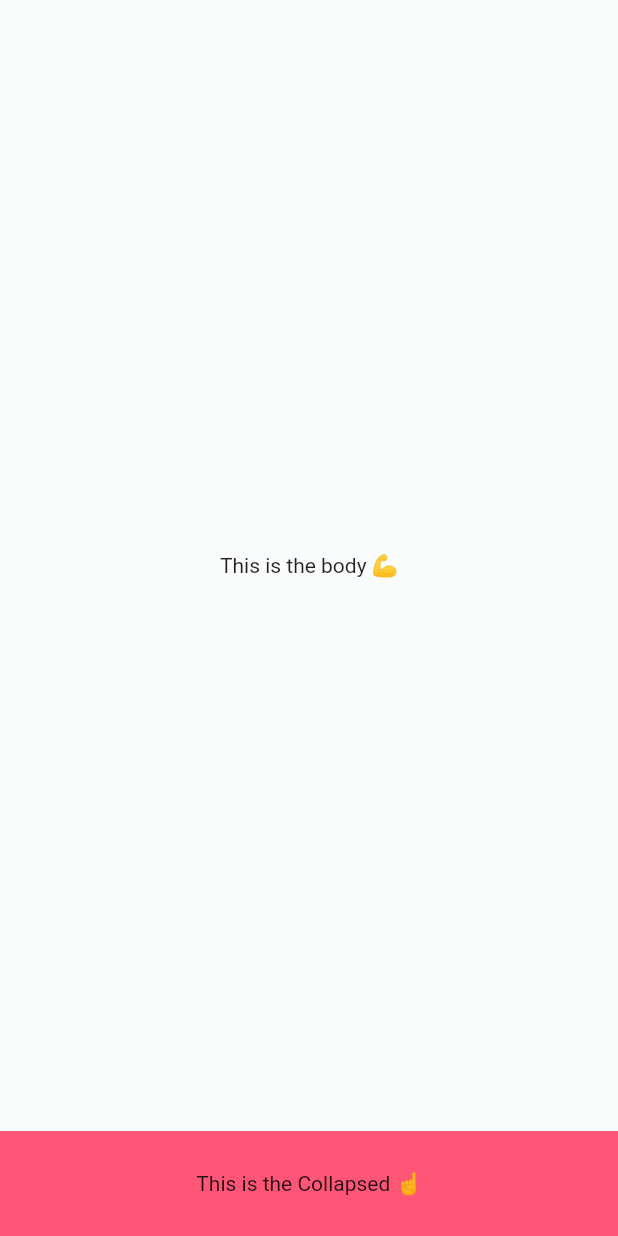
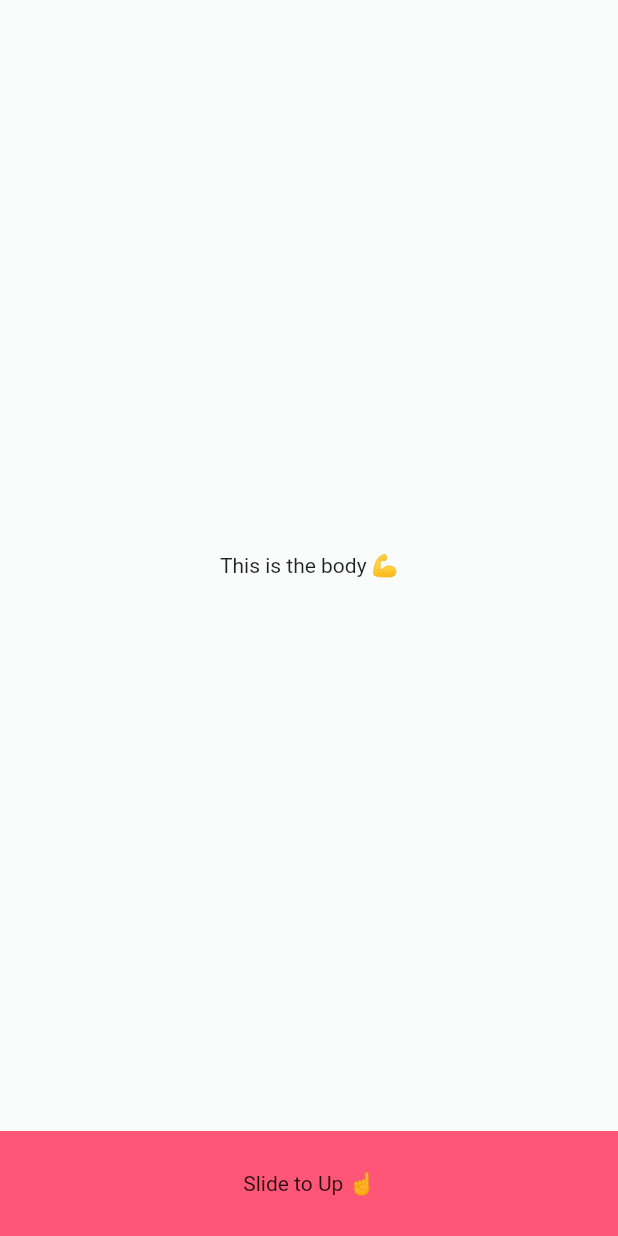
Before and after one commit to lannodev/we_slide, a Flutter app: the screen it shows after launch, on a phone screen of 412 x 824 dp. Run offline on Flutter 3.47's test engine with Material 2 defaults, Android fonts, the phone set to English and light mode, and no system bars.

Commit message:
Fix panel size

```diff
--- a/example/lib/basic/basic.dart
+++ b/example/lib/basic/basic.dart
@@ -9,17 +9,14 @@ class Basic extends StatefulWidget {
 }
 
 class _BasicState extends State<Basic> {
-  //Init Controller
-  WeSlideController _controller = WeSlideController();
   @override
   Widget build(BuildContext context) {
     final _colorScheme = Theme.of(context).colorScheme;
     final double _panelMinSize = 70.0;
-    final double _panelMaxSize = 150.0;
+    final double _panelMaxSize = MediaQuery.of(context).size.height / 2;
     return Scaffold(
       backgroundColor: Colors.black,
       body: WeSlide(
-        //controller: _controller,
         panelMinSize: _panelMinSize,
         panelMaxSize: _panelMaxSize,
         body: Container(
@@ -33,7 +30,7 @@ class _BasicState extends State<Basic> {
         collapsed: Container(
           height: _panelMinSize,
           color: _colorScheme.secondary,
-          child: Center(child: Text("This is the Collapsed ☝️")),
+          child: Center(child: Text("Slide to Up ☝️")),
         ),
       ),
     );
--- a/lib/src/weslide.dart
+++ b/lib/src/weslide.dart
@@ -36,8 +36,8 @@ class WeSlide extends StatefulWidget {
     this.body,
     this.panel,
     this.collapsed,
-    this.panelMinSize = 200.0,
-    this.panelMaxSize = 0.0,
+    this.panelMinSize = 150.0,
+    this.panelMaxSize = 400.0,
     this.panelBorderRadiusBegin = 0.0,
     this.panelBorderRadiusEnd = 0.0,
     this.bodyBorderRadiusBegin = 0.0,
@@ -45,18 +45,20 @@ class WeSlide extends StatefulWidget {
     this.transformScaleBegin = 1.0,
     this.transformScaleEnd = 0.9,
     this.parallaxOffset = 0.1,
-    this.backdropOpacity = 0.8,
+    this.backdropOpacity = 0.0,
     this.backdropColor = Colors.black,
     this.panelBackground = Colors.black,
     this.footerOffset = 60.0,
     this.hideFooter = true,
-    this.hidecollapsed = false,
+    this.hidecollapsed = true,
     this.parallax = false,
     this.transformScale = false,
     List<TweenSequenceItem<double>> fadeSequence,
     this.animateDuration = const Duration(milliseconds: 300),
-  })  : assert(body != null, 'Body widget could not be null'),
-        //assert(controller != null, 'Controller could not be null'),
+  })  : assert(body != null, 'Body could not be null'),
+        assert(panelMinSize > 0.0, 'panelMinSize cannot be negative'),
+        assert(panel != null, 'panel could not be null'),
+        assert(panelMaxSize >= panelMinSize, 'panelMaxSize cannot be less than panelMinSize'),
         fadeSequence = fadeSequence ??
             [
               TweenSequenceItem<double>(weight: 1.0, tween: Tween(begin: 1, end: 0)),
@@ -99,11 +101,11 @@ class _WeSlideState extends State<WeSlide> with SingleTickerProviderStateMixin {
 
   @override
   Widget build(BuildContext context) {
-    //MediaQuery Size
+    //Get MediaQuery Sizes
     double _height = MediaQuery.of(context).size.height;
     double _width = MediaQuery.of(context).size.width;
-    // Get screen height when rebuild
-    _effectiveController.screenHeight = _height;
+    // update panel height to controller when rebuild
+    _effectiveController.panelHeight = widget.panelMaxSize;
 
     return Stack(
       alignment: Alignment.bottomCenter,
@@ -159,6 +161,7 @@ class _WeSlideState extends State<WeSlide> with SingleTickerProviderStateMixin {
                 onVerticalDragUpdate: _effectiveController.handleVerticalUpdate,
                 onVerticalDragEnd: _effectiveController.handleVerticalEnd,
                 child: AnimatedContainer(
+                  height: widget.panelMaxSize,
                   duration: Duration(milliseconds: 300),
                   child: ClipRRect(
                     borderRadius: BorderRadius.only(
--- a/lib/src/weslide_controller.dart
+++ b/lib/src/weslide_controller.dart
@@ -3,14 +3,12 @@ import 'package:flutter/material.dart';
 
 class WeSlideController {
   AnimationController ac;
-  double screenHeight;
+  double panelHeight;
   Animation<double> panelborderRadius;
   Animation<double> bodyBorderRadius;
   Animation<double> scaleAnimation;
   Animation fadeAnimation;
   final ValueNotifier<bool> isPanelVisible = ValueNotifier<bool>(false);
-
-  WeSlideController();
 
   //hide the panel
   void hide() {
@@ -43,14 +41,14 @@ class WeSlideController {
 
   // Gesture Vertical Update
   void handleVerticalUpdate(DragUpdateDetails updateDetails) {
-    var fractionDragged = updateDetails.primaryDelta / screenHeight;
+    var fractionDragged = updateDetails.primaryDelta / panelHeight;
     ac.value -= 1.5 * fractionDragged;
   }
 
   // Get Body Animation
   Animation<Offset> getAnimationOffSet({@required double minSize, @required double maxSize}) {
-    final _closedPercentage = (screenHeight - minSize) / screenHeight;
-    final _openPercentage = maxSize / screenHeight;
+    final _closedPercentage = (panelHeight - minSize) / panelHeight;
+    final _openPercentage = (panelHeight - maxSize) / panelHeight;
     return Tween<Offset>(begin: Offset(0.0, _closedPercentage), end: Offset(0.0, _openPercentage)).animate(ac);
   }
 
```
Also changed, not shown: assets/basic_example.gif (added), 1 other file.
